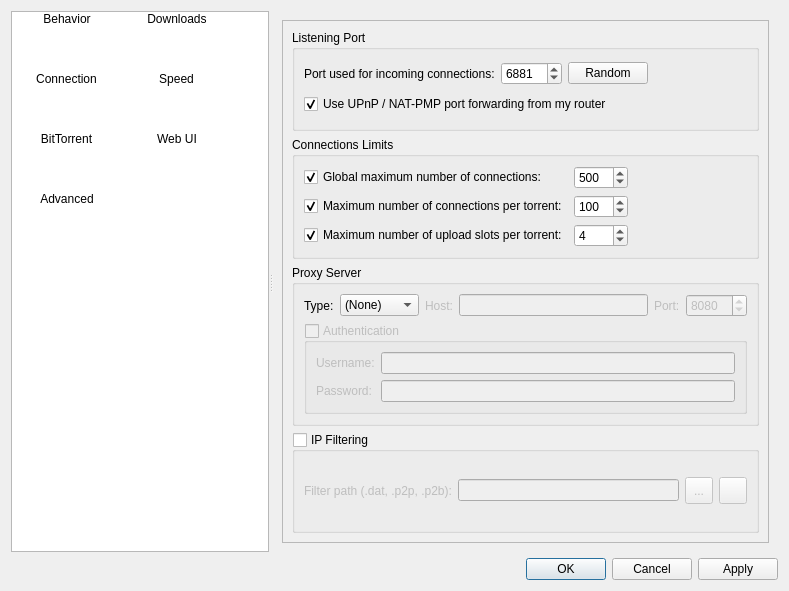
SysAdminDoc/qBittorrent-Vanced, file src/preferences/options.ui: the form before one commit.
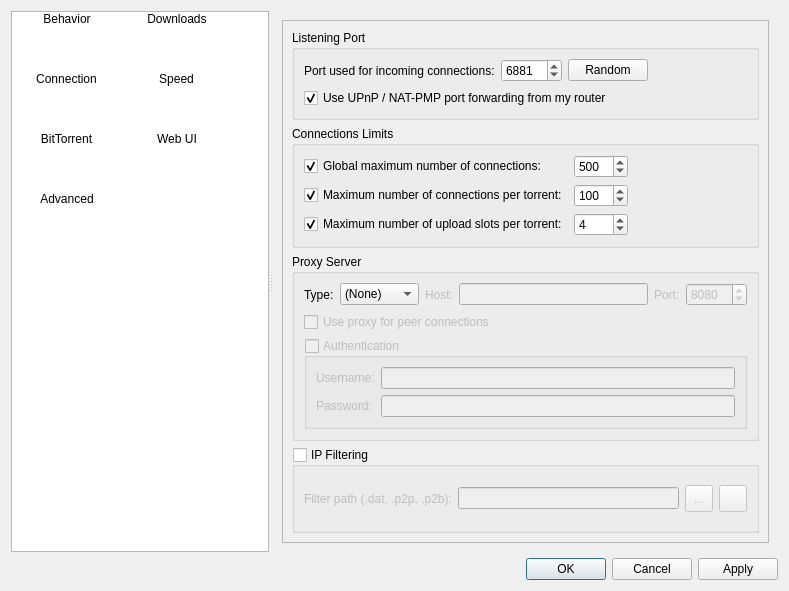
The form after the commit. The open tabs and pages were chosen to show the change. Icons and pictures are not drawn.

Commit message: FEATURE: Proxy can be disabled for peer connections

Patch:
```diff
--- a/src/preferences/options.ui
+++ b/src/preferences/options.ui
@@ -956,9 +956,9 @@
            <property name="geometry">
             <rect>
              <x>0</x>
-             <y>0</y>
-             <width>465</width>
-             <height>426</height>
+             <y>-12</y>
+             <width>496</width>
+             <height>520</height>
             </rect>
            </property>
            <layout class="QVBoxLayout" name="verticalLayout_20">
@@ -1242,6 +1242,19 @@
                  </item>
                 </layout>
                </item>
+               <item>
+                <widget class="QCheckBox" name="checkProxyPeerConnecs">
+                 <property name="enabled">
+                  <bool>false</bool>
+                 </property>
+                 <property name="toolTip">
+                  <string>Otherwise, the proxy server is only used for tracker connections</string>
+                 </property>
+                 <property name="text">
+                  <string>Use proxy for peer connections</string>
+                 </property>
+                </widget>
+               </item>
                <item>
                 <widget class="QGroupBox" name="checkProxyAuth">
                  <property name="enabled">
```
Left out of the diff: 32 changed lines with no effect on the pictures. The commit also changes 38 other files.
